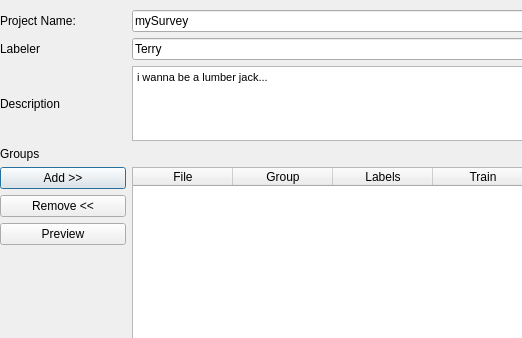
Before: the Qt Designer form gui/dlgProject.ui in ilastik/ilastik-0.5, drawn with Qt 5; both pictures show x 0 to 522 and y 0 to 338 of the 629 by 542 pixel window.
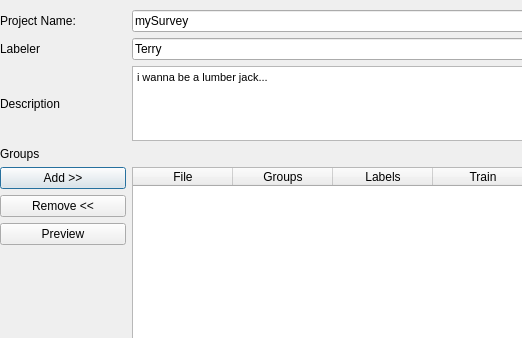
After: the same form once the commit is applied. Icons and pictures are not drawn.

Commit message: modify Table headers. BEWARE: table headers have to fit the get/set access for the project properties.

What changed in the file:
```diff
--- a/gui/dlgProject.ui
+++ b/gui/dlgProject.ui
@@ -153,7 +153,7 @@
       </column>
       <column>
        <property name="text" >
-        <string>Group</string>
+        <string>Groups</string>
        </property>
       </column>
       <column>
```
